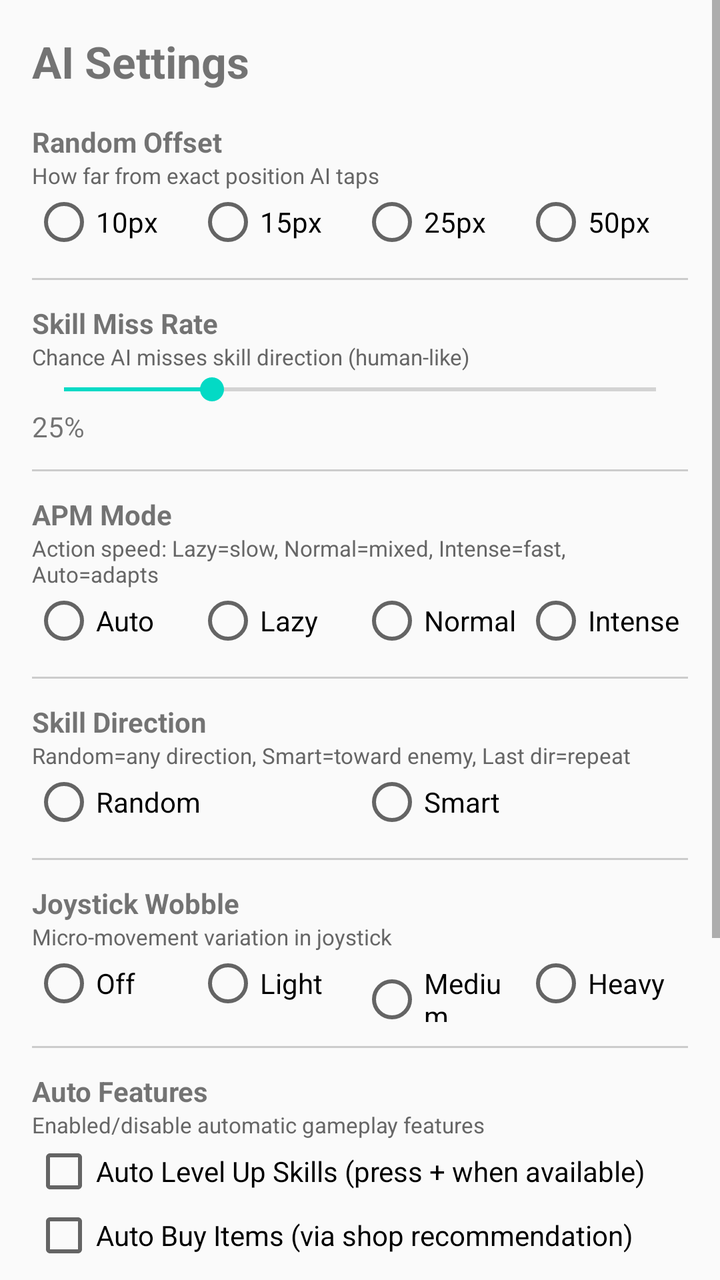
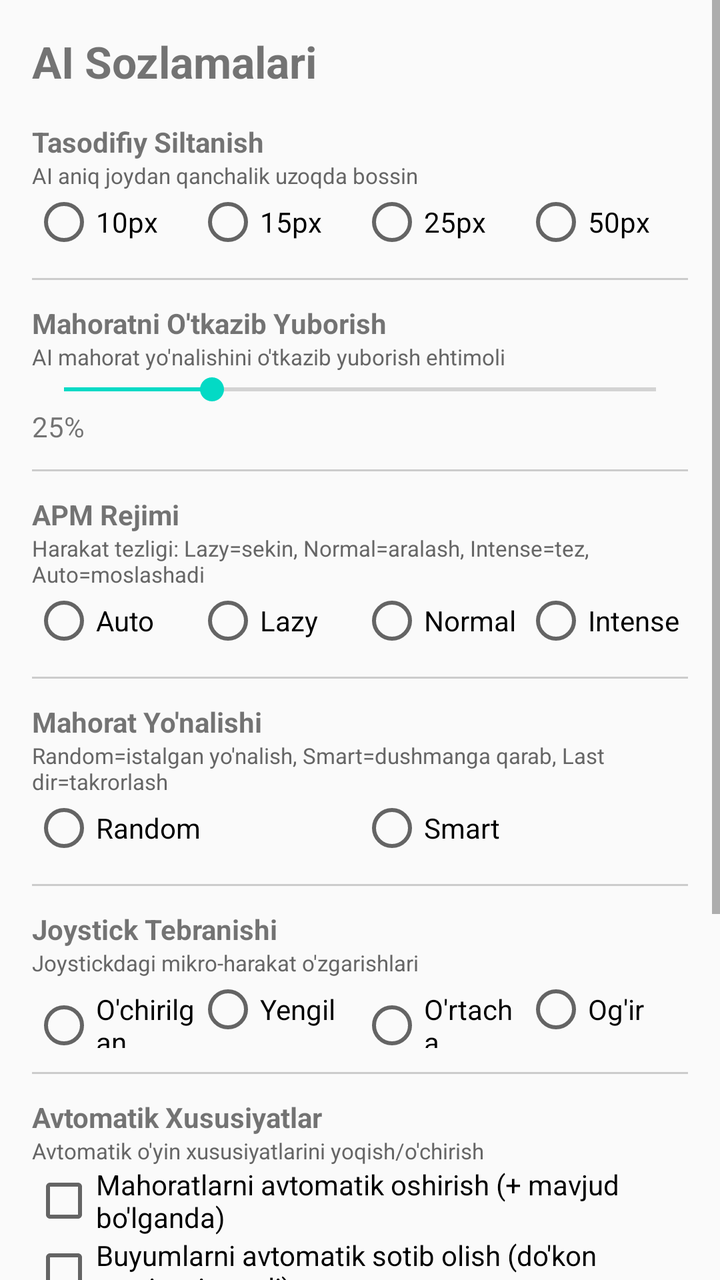

The first picture is an Android layout as it rendered before a commit; the second is the same layout after the commit. The layout source and the unified diff follow.
<!-- AndroidManifest.xml: application theme Theme.MLBBTrainer -->
<!-- res/layout/activity_settings.xml -->
<?xml version="1.0" encoding="utf-8"?>
<ScrollView xmlns:android="http://schemas.android.com/apk/res/android"
    android:layout_width="match_parent"
    android:layout_height="match_parent">

    <LinearLayout
        android:layout_width="match_parent"
        android:layout_height="wrap_content"
        android:orientation="vertical"
        android:padding="16dp">

        <TextView
            android:layout_width="wrap_content"
            android:layout_height="wrap_content"
            android:text="AI Settings"
            android:textSize="22sp"
            android:textStyle="bold"
            android:layout_marginBottom="16dp" />

        <TextView
            android:layout_width="wrap_content"
            android:layout_height="wrap_content"
            android:text="Random Offset"
            android:textStyle="bold"
            android:textSize="14sp" />
        <TextView
            android:layout_width="wrap_content"
            android:layout_height="wrap_content"
            android:text="How far from exact position AI taps"
            android:textSize="11sp"
            android:textColor="#666" />
        <RadioGroup
            android:id="@+id/offsetGroup"
            android:layout_width="match_parent"
            android:layout_height="wrap_content"
            android:orientation="horizontal">
            <RadioButton android:id="@+id/offset10" android:text="10px" android:layout_weight="1" android:layout_width="0dp" />
            <RadioButton android:id="@+id/offset15" android:text="15px" android:layout_weight="1" android:layout_width="0dp" />
            <RadioButton android:id="@+id/offset25" android:text="25px" android:layout_weight="1" android:layout_width="0dp" />
            <RadioButton android:id="@+id/offset50" android:text="50px" android:layout_weight="1" android:layout_width="0dp" />
        </RadioGroup>

        <View android:layout_width="match_parent" android:layout_height="1dp" android:background="#ccc" android:layout_marginVertical="12dp" />

        <TextView
            android:layout_width="wrap_content"
            android:layout_height="wrap_content"
            android:text="Skill Miss Rate"
            android:textStyle="bold"
            android:textSize="14sp" />
        <TextView
            android:layout_width="wrap_content"
            android:layout_height="wrap_content"
            android:text="Chance AI misses skill direction (human-like)"
            android:textSize="11sp"
            android:textColor="#666" />
        <SeekBar
            android:id="@+id/missRateSeek"
            android:layout_width="match_parent"
            android:layout_height="wrap_content"
            android:max="100"
            android:progress="25" />
        <TextView
            android:id="@+id/missRateValue"
            android:layout_width="wrap_content"
            android:layout_height="wrap_content"
            android:text="25%" />

        <View android:layout_width="match_parent" android:layout_height="1dp" android:background="#ccc" android:layout_marginVertical="12dp" />

        <TextView
            android:layout_width="wrap_content"
            android:layout_height="wrap_content"
            android:text="APM Mode"
            android:textStyle="bold"
            android:textSize="14sp" />
        <TextView
            android:layout_width="wrap_content"
            android:layout_height="wrap_content"
            android:text="Action speed: Lazy=slow, Normal=mixed, Intense=fast, Auto=adapts"
            android:textSize="11sp"
            android:textColor="#666" />
        <RadioGroup
            android:id="@+id/apmGroup"
            android:layout_width="match_parent"
            android:layout_height="wrap_content"
            android:orientation="horizontal">
            <RadioButton android:id="@+id/apmAuto" android:text="Auto" android:layout_weight="1" android:layout_width="0dp" />
            <RadioButton android:id="@+id/apmLazy" android:text="Lazy" android:layout_weight="1" android:layout_width="0dp" />
            <RadioButton android:id="@+id/apmNormal" android:text="Normal" android:layout_weight="1" android:layout_width="0dp" />
            <RadioButton android:id="@+id/apmIntense" android:text="Intense" android:layout_weight="1" android:layout_width="0dp" />
        </RadioGroup>

        <View android:layout_width="match_parent" android:layout_height="1dp" android:background="#ccc" android:layout_marginVertical="12dp" />

        <TextView
            android:layout_width="wrap_content"
            android:layout_height="wrap_content"
            android:text="Skill Direction"
            android:textStyle="bold"
            android:textSize="14sp" />
        <TextView
            android:layout_width="wrap_content"
            android:layout_height="wrap_content"
            android:text="Random=any direction, Smart=toward enemy, Last dir=repeat"
            android:textSize="11sp"
            android:textColor="#666" />
        <RadioGroup
            android:id="@+id/directionGroup"
            android:layout_width="match_parent"
            android:layout_height="wrap_content"
            android:orientation="horizontal">
            <RadioButton android:id="@+id/dirRandom" android:text="Random" android:layout_weight="1" android:layout_width="0dp" />
            <RadioButton android:id="@+id/dirSmart" android:text="Smart" android:layout_weight="1" android:layout_width="0dp" />
        </RadioGroup>

        <View android:layout_width="match_parent" android:layout_height="1dp" android:background="#ccc" android:layout_marginVertical="12dp" />

        <TextView
            android:layout_width="wrap_content"
            android:layout_height="wrap_content"
            android:text="Joystick Wobble"
            android:textStyle="bold"
            android:textSize="14sp" />
        <TextView
            android:layout_width="wrap_content"
            android:layout_height="wrap_content"
            android:text="Micro-movement variation in joystick"
            android:textSize="11sp"
            android:textColor="#666" />
        <RadioGroup
            android:id="@+id/wobbleGroup"
            android:layout_width="match_parent"
            android:layout_height="wrap_content"
            android:orientation="horizontal">
            <RadioButton android:id="@+id/wobbleOff" android:text="Off" android:layout_weight="1" android:layout_width="0dp" />
            <RadioButton android:id="@+id/wobbleLight" android:text="Light" android:layout_weight="1" android:layout_width="0dp" />
            <RadioButton android:id="@+id/wobbleMedium" android:text="Medium" android:layout_weight="1" android:layout_width="0dp" />
            <RadioButton android:id="@+id/wobbleHeavy" android:text="Heavy" android:layout_weight="1" android:layout_width="0dp" />
        </RadioGroup>

        <View android:layout_width="match_parent" android:layout_height="1dp" android:background="#ccc" android:layout_marginVertical="12dp" />

        <TextView
            android:layout_width="wrap_content"
            android:layout_height="wrap_content"
            android:text="Auto Features"
            android:textStyle="bold"
            android:textSize="14sp" />
        <TextView
            android:layout_width="match_parent"
            android:layout_height="wrap_content"
            android:text="Enabled/disable automatic gameplay features"
            android:textSize="11sp"
            android:textColor="#666" />
        <CheckBox
            android:id="@+id/autoLevelUpCheck"
            android:layout_width="match_parent"
            android:layout_height="wrap_content"
            android:text="Auto Level Up Skills (press + when available)" />
        <CheckBox
            android:id="@+id/autoBuyCheck"
            android:layout_width="match_parent"
            android:layout_height="wrap_content"
            android:text="Auto Buy Items (via shop recommendation)" />
        <CheckBox
            android:id="@+id/useCombosCheck"
            android:layout_width="match_parent"
            android:layout_height="wrap_content"
            android:text="Use Hero Combos (skill rotation patterns)" />

        <Button
            android:id="@+id/saveSettingsButton"
            android:layout_width="match_parent"
            android:layout_height="wrap_content"
            android:text="Save Settings"
            android:layout_marginTop="20dp" />

        <Button
            android:id="@+id/resetDefaultsButton"
            android:layout_width="match_parent"
            android:layout_height="wrap_content"
            android:text="Reset to Defaults"
            android:layout_marginTop="8dp" />

        <TextView
            android:layout_width="match_parent"
            android:layout_height="wrap_content"
            android:textAlignment="center"
            android:text="These settings affect how the AI plays. Adjust for more human-like or aggressive gameplay."
            android:textSize="11sp"
            android:textColor="#999"
            android:layout_marginTop="16dp"
            android:layout_marginBottom="24dp" />

    </LinearLayout>
</ScrollView>
<!-- resources referenced by this layout -->
<resources>
  <style name="Theme.MLBBTrainer" parent="Theme.AppCompat.DayNight.DarkActionBar">
          <item name="colorPrimary">#FF6200EE</item>
          <item name="colorPrimaryDark">#FF3700B3</item>
          <item name="colorAccent">#FF03DAC5</item>
          <item name="android:statusBarColor">#FF3700B3</item>
      </style>
</resources>

<!-- the commit's change to res/layout/activity_settings.xml (unified diff, before → after) -->
@@ -12,7 +12,7 @@
         <TextView
             android:layout_width="wrap_content"
             android:layout_height="wrap_content"
-            android:text="AI Settings"
+            android:text="AI Sozlamalari"
             android:textSize="22sp"
             android:textStyle="bold"
             android:layout_marginBottom="16dp" />
@@ -20,13 +20,13 @@
         <TextView
             android:layout_width="wrap_content"
             android:layout_height="wrap_content"
-            android:text="Random Offset"
+            android:text="Tasodifiy Siltanish"
             android:textStyle="bold"
             android:textSize="14sp" />
         <TextView
             android:layout_width="wrap_content"
             android:layout_height="wrap_content"
-            android:text="How far from exact position AI taps"
+            android:text="AI aniq joydan qanchalik uzoqda bossin"
             android:textSize="11sp"
             android:textColor="#666" />
         <RadioGroup
@@ -45,13 +45,13 @@
         <TextView
             android:layout_width="wrap_content"
             android:layout_height="wrap_content"
-            android:text="Skill Miss Rate"
+            android:text="Mahoratni O\'tkazib Yuborish"
             android:textStyle="bold"
             android:textSize="14sp" />
         <TextView
             android:layout_width="wrap_content"
             android:layout_height="wrap_content"
-            android:text="Chance AI misses skill direction (human-like)"
+            android:text="AI mahorat yo\'nalishini o\'tkazib yuborish ehtimoli"
             android:textSize="11sp"
             android:textColor="#666" />
         <SeekBar
@@ -71,13 +71,13 @@
         <TextView
             android:layout_width="wrap_content"
             android:layout_height="wrap_content"
-            android:text="APM Mode"
+            android:text="APM Rejimi"
             android:textStyle="bold"
             android:textSize="14sp" />
         <TextView
             android:layout_width="wrap_content"
             android:layout_height="wrap_content"
-            android:text="Action speed: Lazy=slow, Normal=mixed, Intense=fast, Auto=adapts"
+            android:text="Harakat tezligi: Lazy=sekin, Normal=aralash, Intense=tez, Auto=moslashadi"
             android:textSize="11sp"
             android:textColor="#666" />
         <RadioGroup
@@ -96,13 +96,13 @@
         <TextView
             android:layout_width="wrap_content"
             android:layout_height="wrap_content"
-            android:text="Skill Direction"
+            android:text="Mahorat Yo\'nalishi"
             android:textStyle="bold"
             android:textSize="14sp" />
         <TextView
             android:layout_width="wrap_content"
             android:layout_height="wrap_content"
-            android:text="Random=any direction, Smart=toward enemy, Last dir=repeat"
+            android:text="Random=istalgan yo\'nalish, Smart=dushmanga qarab, Last dir=takrorlash"
             android:textSize="11sp"
             android:textColor="#666" />
         <RadioGroup
@@ -119,13 +119,13 @@
         <TextView
             android:layout_width="wrap_content"
             android:layout_height="wrap_content"
-            android:text="Joystick Wobble"
+            android:text="Joystick Tebranishi"
             android:textStyle="bold"
             android:textSize="14sp" />
         <TextView
             android:layout_width="wrap_content"
             android:layout_height="wrap_content"
-            android:text="Micro-movement variation in joystick"
+            android:text="Joystickdagi mikro-harakat o\'zgarishlari"
             android:textSize="11sp"
             android:textColor="#666" />
         <RadioGroup
@@ -133,10 +133,10 @@
             android:layout_width="match_parent"
             android:layout_height="wrap_content"
             android:orientation="horizontal">
-            <RadioButton android:id="@+id/wobbleOff" android:text="Off" android:layout_weight="1" android:layout_width="0dp" />
-            <RadioButton android:id="@+id/wobbleLight" android:text="Light" android:layout_weight="1" android:layout_width="0dp" />
-            <RadioButton android:id="@+id/wobbleMedium" android:text="Medium" android:layout_weight="1" android:layout_width="0dp" />
-            <RadioButton android:id="@+id/wobbleHeavy" android:text="Heavy" android:layout_weight="1" android:layout_width="0dp" />
+            <RadioButton android:id="@+id/wobbleOff" android:text="O\'chirilgan" android:layout_weight="1" android:layout_width="0dp" />
+            <RadioButton android:id="@+id/wobbleLight" android:text="Yengil" android:layout_weight="1" android:layout_width="0dp" />
+            <RadioButton android:id="@+id/wobbleMedium" android:text="O\'rtacha" android:layout_weight="1" android:layout_width="0dp" />
+            <RadioButton android:id="@+id/wobbleHeavy" android:text="Og\'ir" android:layout_weight="1" android:layout_width="0dp" />
         </RadioGroup>
 
         <View android:layout_width="match_parent" android:layout_height="1dp" android:background="#ccc" android:layout_marginVertical="12dp" />
@@ -144,50 +144,50 @@
         <TextView
             android:layout_width="wrap_content"
             android:layout_height="wrap_content"
-            android:text="Auto Features"
+            android:text="Avtomatik Xususiyatlar"
             android:textStyle="bold"
             android:textSize="14sp" />
         <TextView
             android:layout_width="match_parent"
             android:layout_height="wrap_content"
-            android:text="Enabled/disable automatic gameplay features"
+            android:text="Avtomatik o\'yin xususiyatlarini yoqish/o\'chirish"
             android:textSize="11sp"
             android:textColor="#666" />
         <CheckBox
             android:id="@+id/autoLevelUpCheck"
             android:layout_width="match_parent"
             android:layout_height="wrap_content"
-            android:text="Auto Level Up Skills (press + when available)" />
+            android:text="Mahoratlarni avtomatik oshirish (+ mavjud bo\'lganda)" />
         <CheckBox
             android:id="@+id/autoBuyCheck"
             android:layout_width="match_parent"
             android:layout_height="wrap_content"
-            android:text="Auto Buy Items (via shop recommendation)" />
+            android:text="Buyumlarni avtomatik sotib olish (do\'kon tavsiyasi orqali)" />
         <CheckBox
             android:id="@+id/useCombosCheck"
             android:layout_width="match_parent"
             android:layout_height="wrap_content"
-            android:text="Use Hero Combos (skill rotation patterns)" />
+            android:text="Qahramon kombolarini ishlatish (mahorat aylanishlari)" />
 
         <Button
             android:id="@+id/saveSettingsButton"
             android:layout_width="match_parent"
             android:layout_height="wrap_content"
-            android:text="Save Settings"
+            android:text="Sozlamalarni saqlash"
             android:layout_marginTop="20dp" />
 
         <Button
             android:id="@+id/resetDefaultsButton"
             android:layout_width="match_parent"
             android:layout_height="wrap_content"
-            android:text="Reset to Defaults"
+            android:text="Standartga qaytarish"
             android:layout_marginTop="8dp" />
 
         <TextView
             android:layout_width="match_parent"
             android:layout_height="wrap_content"
             android:textAlignment="center"
-            android:text="These settings affect how the AI plays. Adjust for more human-like or aggressive gameplay."
+            android:text="Bu sozlamalar AI o\'yin uslubiga ta\'sir qiladi. Insoniy yoki tajovuzkor o\'yin uchun sozlang."
             android:textSize="11sp"
             android:textColor="#999"
             android:layout_marginTop="16dp"
